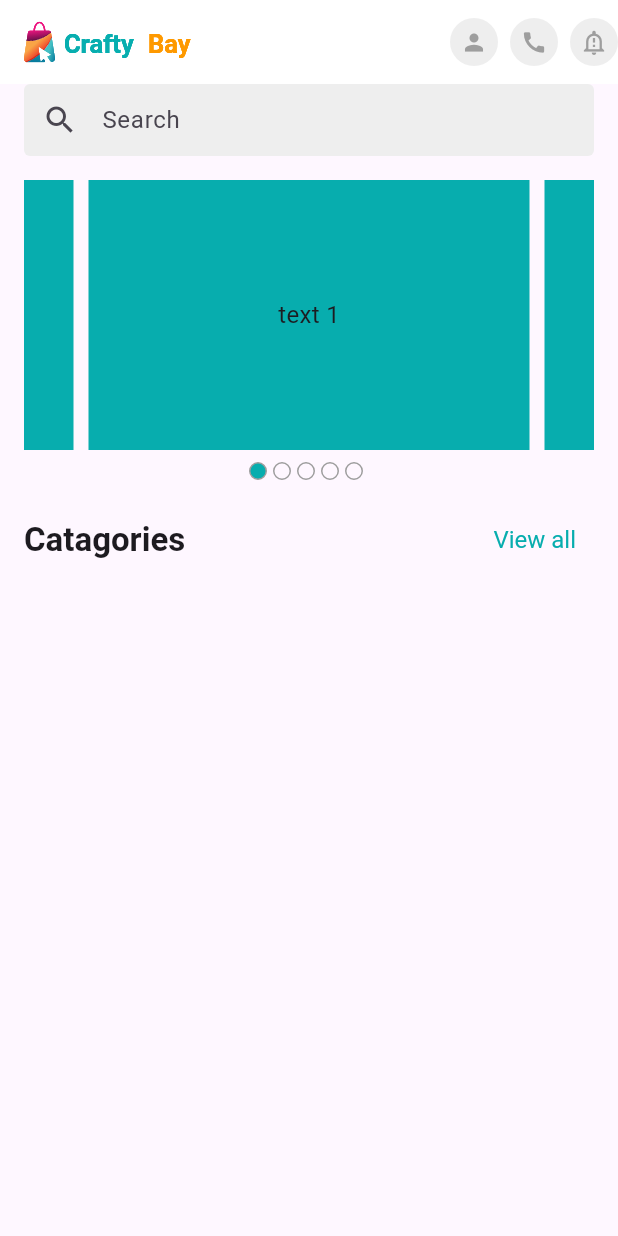
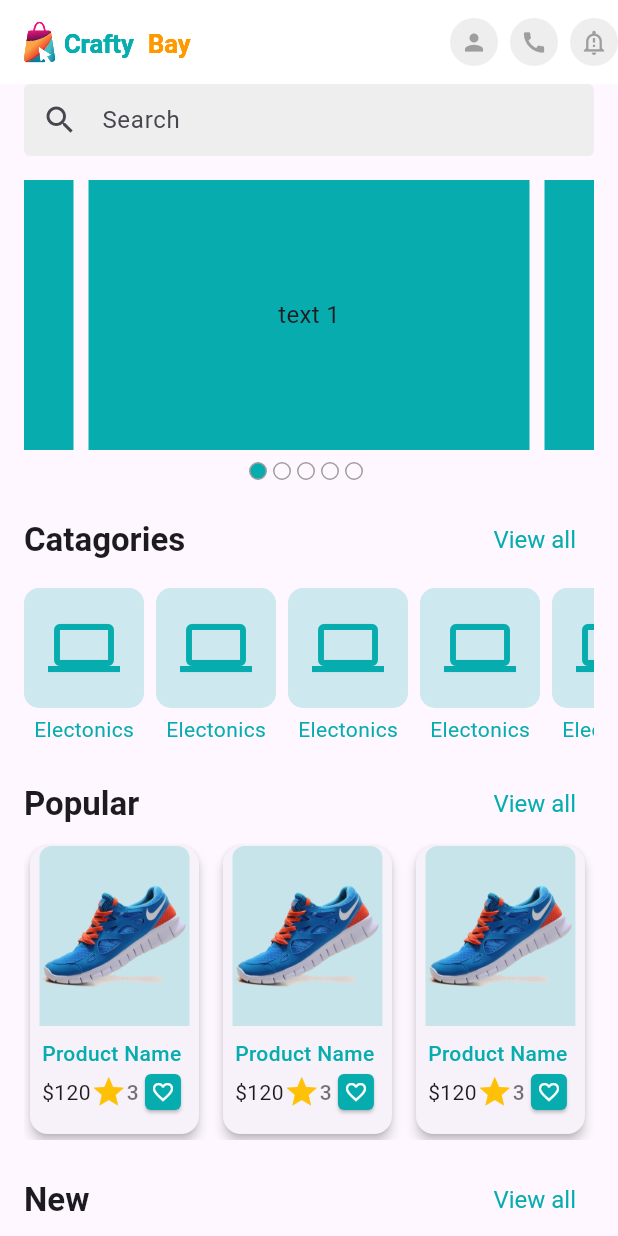
Before and after one commit to shahriarEfti/crafty_bay, a Flutter app: the screen it shows after launch, on a phone screen of 412 x 824 dp. Run offline on Flutter 3.47's test engine with Material 3 defaults, Android fonts, the phone set to English and light mode, and no system bars; drawn by our look-alikes of carousel_slider; our stand-ins replace flutter_svg, get, pin_code_fields.

Commit message:
Productlist & Catagory  Ui design

```diff
--- a/lib/app.dart
+++ b/lib/app.dart
@@ -18,6 +18,13 @@ class _CraftyBayAppState extends State<CraftyBayApp> {
   Widget build(BuildContext context) {
     return GetMaterialApp(
       theme: ThemeData(
+        appBarTheme: AppBarTheme(
+          titleTextStyle: TextStyle(
+            fontSize: 20,
+            fontWeight: FontWeight.w500,
+            color: Colors.black54
+          )
+        ),
         progressIndicatorTheme: ProgressIndicatorThemeData(
           color: AppColor.themecolor,
 
--- /dev/null
+++ b/lib/presentation/ui/screens/catagory_list_screen.dart
@@ -0,0 +1,25 @@
+import 'package:crafty_bay/presentation/ui/widgets/catagory_card.dart';
+import 'package:flutter/material.dart';
+
+class CatagoryListScreen extends StatelessWidget {
+  const CatagoryListScreen({super.key});
+
+  @override
+  Widget build(BuildContext context) {
+    return Scaffold(
+      appBar: AppBar(
+        title: Text('Catagories'),
+      ),
+      body: GridView.builder(
+        itemCount: 20,
+          gridDelegate: SliverGridDelegateWithFixedCrossAxisCount(
+          crossAxisCount: 4,childAspectRatio: 0.75
+      ),
+          itemBuilder: (context,index)
+      { return CatagoryCard();
+
+      }),
+
+    );
+  }
+}
--- a/lib/presentation/ui/screens/home_screen.dart
+++ b/lib/presentation/ui/screens/home_screen.dart
@@ -1,14 +1,13 @@
-import 'package:carousel_slider/carousel_options.dart';
-import 'package:carousel_slider/carousel_slider.dart';
-import 'package:crafty_bay/presentation/ui/utils/app_color.dart';
+
+import 'package:crafty_bay/presentation/ui/screens/catagory_list_screen.dart';
 import 'package:crafty_bay/presentation/ui/utils/assets_path.dart';
 import 'package:flutter/material.dart';
 import 'package:flutter_svg/flutter_svg.dart';
+import 'package:get/get.dart';
+import '../widgets/widgets.dart';
 
-import '../widgets/app_bar_icon_button.dart';
-import '../widgets/home_banner_slider.dart';
-import '../widgets/search_text_field.dart';
-import '../widgets/section_header.dart';
+
+
 
 class HomeScreen extends StatefulWidget {
   const HomeScreen({super.key});
@@ -24,24 +23,85 @@ class _HomeScreenState extends State<HomeScreen> {
   Widget build(BuildContext context) {
     return Scaffold(
       appBar: _buildAppBar(),
-      body: Padding(
+      body: SingleChildScrollView(
+        child: Padding(
           padding: const EdgeInsets.symmetric(horizontal: 16),
           child: Column(
             children: [
              SearchTextField(textEditingController: TextEditingController(),),
-            SizedBox(height: 16,),
+              const SizedBox(height: 16,),
               HomeBannerSlider(),
-            SizedBox(height: 16,),
+              const SizedBox(height: 16,),
 
-            SectionHeader(
-              title: 'Catagories',
-              onTap: (){},),
+              _buildCatagoriesSection(),
+              _buildPopularProductSection(),
+              const SizedBox(height: 16,),
+              _buildNewProductSection(),
+              const SizedBox(height: 16,),
+              _buildSpecialProductSection(),
+              const SizedBox(height: 16,),
+
             ],
+          ),
         ),
       ),
 
     );
   }
+
+Widget _buildPopularProductSection() {
+    return Column(
+            children: [
+              SectionHeader(
+                title: 'Popular',
+                onTap: (){},),
+              const SizedBox(height: 200,
+                  child: HorizontalProductListView(),)
+            ],
+          );
+  }
+Widget _buildNewProductSection() {
+    return Column(
+      children: [
+        SectionHeader(
+          title: 'New',
+          onTap: (){},),
+        const SizedBox(height: 200,
+            child: HorizontalProductListView()),
+      ],
+    );
+  }
+Widget _buildSpecialProductSection() {
+    return Column(
+      children: [
+        SectionHeader(
+          title: 'Special',
+          onTap: (){},),
+        const SizedBox(height: 200,
+            child: HorizontalProductListView()),
+      ],
+    );
+  }
+Widget _buildCatagoriesSection() {
+    return Column(
+            children: [
+              SectionHeader(
+                title: 'Catagories',
+                onTap: (){
+                  Get.to(() => const CatagoryListScreen());
+                },),
+              const SizedBox(height: 8,),
+
+              const SizedBox(
+                height: 120,
+                child: HorizontalCatagoryListView(),
+              ),
+            ],
+          );
+  }
+
+
+
 
   AppBar _buildAppBar() {
     return AppBar(
@@ -49,9 +109,9 @@ class _HomeScreenState extends State<HomeScreen> {
       title: SvgPicture.asset(AssetsPath.applogonav),
       actions: [
         AppBarIconButton(onTap: () {  }, iconData: Icons.person,),
-        SizedBox(width: 8,),
+        const SizedBox(width: 8,),
         AppBarIconButton(onTap: () {  }, iconData: Icons.call,),
-        SizedBox(width: 8,),
+        const SizedBox(width: 8,),
         AppBarIconButton(onTap: () {  }, iconData: Icons.notification_important_outlined,),
       ],
     );
--- a/lib/presentation/ui/utils/assets_path.dart
+++ b/lib/presentation/ui/utils/assets_path.dart
@@ -3,4 +3,5 @@ class AssetsPath {
   static const String _images = 'assets/images';
   static const String applogo = '$_images/logo.svg';
   static const String applogonav = '$_images/logo_nav.svg';
+  static const String dummyproductimg = '$_images/shoes.png';
 }
--- /dev/null
+++ b/lib/presentation/ui/widgets/catagory_card.dart
@@ -0,0 +1,31 @@
+import 'package:flutter/material.dart';
+
+import '../utils/app_color.dart';
+
+class CatagoryCard extends StatelessWidget {
+  const CatagoryCard({
+    super.key,
+  });
+
+  @override
+  Widget build(BuildContext context) {
+    return Column(
+      children: [
+        Container(
+          padding:EdgeInsets.all(16),
+          decoration:BoxDecoration(
+              color: AppColor.themecolor.withOpacity(0.2),
+              borderRadius: BorderRadius.circular(10)
+
+          ),
+
+          child: Icon(Icons.computer,size: 48,color: AppColor.themecolor,),
+        ),
+        SizedBox(height: 4,),
+        Text("Electonics",style: TextStyle(
+            color: AppColor.themecolor
+        ),)
+      ],
+    );
+  }
+}
--- /dev/null
+++ b/lib/presentation/ui/widgets/home/horizontal_catagory_list_view.dart
@@ -0,0 +1,26 @@
+import 'package:flutter/material.dart';
+
+
+import '../catagory_card.dart';
+
+class HorizontalCatagoryListView extends StatelessWidget {
+  const HorizontalCatagoryListView({
+    super.key,
+  });
+
+  @override
+  Widget build(BuildContext context) {
+    return ListView.separated(
+      itemCount: 10,
+      scrollDirection: Axis.horizontal,
+
+      itemBuilder: (context, index){
+        return CatagoryCard();
+      }, separatorBuilder: (_, __)=>SizedBox(
+      width: 8,
+    ),
+
+
+    );
+  }
+}
--- /dev/null
+++ b/lib/presentation/ui/widgets/home/horizontal_product_list_view.dart
@@ -0,0 +1,24 @@
+import 'package:crafty_bay/presentation/ui/widgets/product_card.dart';
+import 'package:flutter/material.dart';
+
+class HorizontalProductListView extends StatelessWidget {
+  const HorizontalProductListView({
+    super.key,
+  });
+
+  @override
+  Widget build(BuildContext context) {
+    return ListView.separated(
+      itemCount: 10,
+      scrollDirection: Axis.horizontal,
+
+      itemBuilder: (context, index){
+        return ProductCard();
+      }, separatorBuilder: (_, __)=>SizedBox(
+      width: 8,
+    ),
+
+
+    );
+  }
+}
--- a/lib/presentation/ui/widgets/section_header.dart
+++ b/lib/presentation/ui/widgets/home/section_header.dart
@@ -16,9 +16,9 @@ class SectionHeader extends StatelessWidget {
     return Row(
       mainAxisAlignment: MainAxisAlignment.spaceBetween,
       children: [
-        Text("Catagories",style: Theme.of(context).textTheme.titleLarge?.copyWith(fontWeight: FontWeight.w600),
+        Text(title,style: Theme.of(context).textTheme.titleLarge?.copyWith(fontWeight: FontWeight.w600),
         ),
-        TextButton(onPressed: (){}, child: Text('View all'))
+        TextButton(onPressed: onTap, child: Text('View all'))
       ],
     );
   }
--- /dev/null
+++ b/lib/presentation/ui/widgets/product_card.dart
@@ -0,0 +1,82 @@
+import 'package:flutter/material.dart';
+
+import '../utils/app_color.dart';
+import '../utils/assets_path.dart';
+
+class ProductCard extends StatelessWidget {
+  const ProductCard({
+    super.key,
+  });
+
+  @override
+  Widget build(BuildContext context) {
+    return Card(
+      elevation: 3,
+      child: SizedBox(
+        height: 120,
+        child: Column(
+          mainAxisAlignment: MainAxisAlignment.start,
+          children: [
+            Container(
+              height: 120,
+              width: 100,
+              padding:EdgeInsets.all(16),
+              decoration:BoxDecoration(
+                  color: AppColor.themecolor.withOpacity(0.2),
+                  borderRadius: BorderRadius.only(topLeft: Radius.circular(8),topRight: Radius.circular(8)
+                  ),
+                  image: DecorationImage(image: AssetImage(AssetsPath.dummyproductimg,),
+                      fit: BoxFit.scaleDown
+                  )
+
+              ),
+            ),
+            Padding(
+              padding: const EdgeInsets.all(8.0),
+              child: Column(
+                crossAxisAlignment: CrossAxisAlignment.start,
+                children: [
+                  Text("Product Name",maxLines: 1,style: TextStyle(
+                      fontWeight: FontWeight.w500,
+                      color: AppColor.themecolor
+                  ),),
+                  Row(
+                    mainAxisAlignment: MainAxisAlignment.spaceBetween,
+                    children: [
+                      Text('\$120'),
+                      Wrap(
+                        crossAxisAlignment: WrapCrossAlignment.center,
+                        children: [
+                          Icon(Icons.star,color: Colors.amber,),
+                          Text('3',style: TextStyle(
+                              fontWeight: FontWeight.w500,
+                              color: Colors.black54)),
+
+
+                        ],
+                      ),
+                      Card(
+                        color: AppColor.themecolor,
+                        shape: RoundedRectangleBorder(
+                            borderRadius: BorderRadius.circular(4)
+                        ),
+                        child: Padding(
+
+                          padding: const EdgeInsets.all(4.0),
+
+                          child: Icon(Icons.favorite_border_outlined,size: 16,color: Colors.white,),
+                        ),
+                      )
+                    ],
+                  ),
+                ],
+              ),
+            ),
+
+
+          ],
+        ),
+      ),
+    );
+  }
+}
--- /dev/null
+++ b/lib/presentation/ui/widgets/widgets.dart
@@ -0,0 +1,9 @@
+export 'home/app_bar_icon_button.dart';
+export 'home/horizontal_catagory_list_view.dart';
+export 'home/horizontal_product_list_view.dart';
+export 'home/search_text_field.dart';
+export 'home/section_header.dart';
+export 'app_logo_widget.dart';
+export 'product_card.dart';
+export 'home_banner_slider.dart';
+export 'catagory_card.dart';
```
Also changed, not shown: assets/images/shoes.png (added), lib/presentation/ui/widgets/home/app_bar_icon_button.dart (renamed from lib/presentation/ui/widgets/app_bar_icon_button.dart), lib/presentation/ui/widgets/home/search_text_field.dart (renamed from lib/presentation/ui/widgets/search_text_field.dart). Lines whose indentation alone changed are shown as unchanged.
